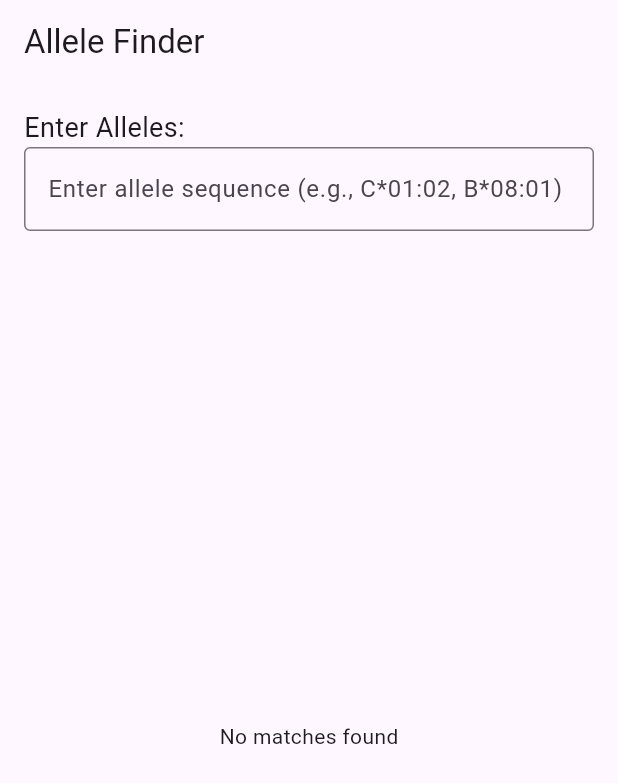
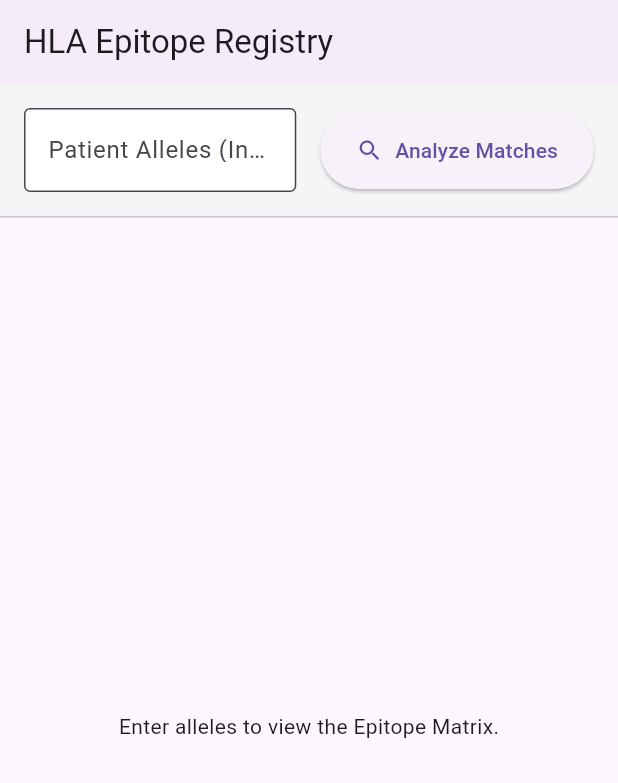
Before and after one commit to technoIogical/epitope-finder, a Flutter app: the screen it shows after launch, on a phone screen of 412 x 824 dp. Shown: the top 783 px of the screen. Run offline on Flutter 3.47's test engine with Material 3 defaults, Android fonts, the phone set to English and light mode, and no system bars.

Commit message:
Updated UI
works but laggy

```diff
--- a/epitope_frontend/lib/main.dart
+++ b/epitope_frontend/lib/main.dart
@@ -10,82 +10,94 @@ class MyApp extends StatelessWidget {
   @override
   Widget build(BuildContext context) {
     return MaterialApp(
-      title: 'Allele Finder',
+      title: 'Epitope Matcher',
+      debugShowCheckedModeBanner: false,
       theme: ThemeData(
         primarySwatch: Colors.blue,
+        useMaterial3: true,
       ),
-      home: AlleleFinderPage(),
+      home: EpitopeMatrixPage(),
     );
   }
 }
 
-class AlleleFinderPage extends StatefulWidget {
+class EpitopeMatrixPage extends StatefulWidget {
   @override
-  _AlleleFinderPageState createState() => _AlleleFinderPageState();
+  _EpitopeMatrixPageState createState() => _EpitopeMatrixPageState();
 }
 
-class _AlleleFinderPageState extends State<AlleleFinderPage> {
+class _EpitopeMatrixPageState extends State<EpitopeMatrixPage> {
   final TextEditingController _controller = TextEditingController();
-  List<Map<String, dynamic>> data = [];
-  bool isLoading = false;
-  String errorMessage = '';
+  List<Map<String, dynamic>> _epitopeResults = [];
+  Set<String> _dynamicAlleleColumns = {}; // Stores all unique alleles to display as columns
+  bool _isLoading = false;
+  String _errorMessage = '';
 
-  // URL for the API (make it dynamic if needed for environments)
+  // Ensure this matches your deployed Cloud Function URL
   final String apiUrl = 'https://epitope-server-998762220496.europe-west1.run.app';
 
-  // Function to fetch data from the backend
   Future<void> fetchData(String inputAlleles) async {
     setState(() {
-      isLoading = true;
-      errorMessage = '';  // Reset any previous error messages
+      _isLoading = true;
+      _errorMessage = '';
+      _epitopeResults = [];
+      _dynamicAlleleColumns = {};
     });
 
     if (inputAlleles.isEmpty) {
       setState(() {
-        errorMessage = 'Please enter allele sequence.';
-        isLoading = false;
-      });
-      return;
-    }
-
-    // Validate the input format (comma-separated alleles with optional spaces after commas)
-    RegExp regExp = RegExp(r'^[A-Za-z0-9]+\*[\d]+:[\d]+(\s*,\s*[A-Za-z0-9]+\*[\d]+:[\d]+)*$');
-    if (!regExp.hasMatch(inputAlleles)) {
-      setState(() {
-        errorMessage = 'Invalid format. Please use comma-separated alleles (e.g., C*01:02, B*08:01).';
-        isLoading = false;
+        _errorMessage = 'Please enter an allele sequence.';
+        _isLoading = false;
       });
       return;
     }
 
     try {
-      // Send POST request to your backend API
+      final List<String> parsedInput = inputAlleles.split(',')
+          .map((e) => e.trim())
+          .where((e) => e.isNotEmpty)
+          .toList();
+
       final response = await http.post(
         Uri.parse(apiUrl),
         headers: {'Content-Type': 'application/json'},
-        body: jsonEncode({'input_alleles': inputAlleles.split(',').map((allele) => allele.trim()).toList()}),  // Split input alleles by comma and trim spaces
+        body: jsonEncode({'input_alleles': parsedInput}),
       );
 
       if (response.statusCode == 200) {
-        // If the response is successful, parse the JSON data
         final List<dynamic> rows = jsonDecode(response.body);
+
+        // 1. Process Data
+        List<Map<String, dynamic>> processedRows = rows.map((e) => e as Map<String, dynamic>).toList();
+
+        // 2. Build the Column List (Matrix Header)
+        // We want columns for: All User Inputs + Any "Missing Required" alleles found in the results
+        Set<String> columnSet = Set.from(parsedInput);
+
+        for (var row in processedRows) {
+          final missing = List<String>.from(row['Missing Required Alleles'] ?? []);
+          columnSet.addAll(missing);
+        }
+
+        // Sort columns alphabetically for cleaner reading
+        List<String> sortedColumns = columnSet.toList()..sort();
+
         setState(() {
-          data = rows.map((e) => e as Map<String, dynamic>).toList();
+          _epitopeResults = processedRows;
+          _dynamicAlleleColumns = sortedColumns.toSet();
         });
       } else {
-        // If the response is not successful, show an error message
         setState(() {
-          errorMessage = 'Failed to load data. Status Code: ${response.statusCode}. Please try again later.';
+          _errorMessage = 'Server Error: ${response.statusCode}';
         });
       }
     } catch (e) {
-      // If there's any error during the request
       setState(() {
-        errorMessage = 'An error occurred: $e';
+        _errorMessage = 'Connection Error: $e';
       });
     } finally {
       setState(() {
-        isLoading = false;  // Stop loading indicator
+        _isLoading = false;
       });
     }
   }
@@ -93,54 +105,145 @@ class _AlleleFinderPageState extends State<AlleleFinderPage> {
   @override
   Widget build(BuildContext context) {
     return Scaffold(
-      appBar: AppBar(title: Text('Allele Finder')),
-      body: Padding(
-        padding: const EdgeInsets.all(16.0),
-        child: Column(
-          crossAxisAlignment: CrossAxisAlignment.start,
+      appBar: AppBar(
+        title: Text('HLA Epitope Registry'),
+        elevation: 2,
+      ),
+      body: Column(
         children: [
-            Text('Enter Alleles:', style: TextStyle(fontSize: 18)),
-            TextField(
+          // --- Search Section ---
+          Container(
+            padding: EdgeInsets.all(16.0),
+            color: Colors.grey[100],
+            child: Row(
+              children: [
+                Expanded(
+                  child: TextField(
                     controller: _controller,
                     decoration: InputDecoration(
-                hintText: 'Enter allele sequence (e.g., C*01:02, B*08:01)',
+                      labelText: 'Patient Alleles (Input)',
+                      hintText: 'e.g., A*01:01, B*08:01, DRB1*15:01',
                       border: OutlineInputBorder(),
-                errorText: errorMessage.isEmpty ? null : errorMessage, // Display error message if any
+                      filled: true,
+                      fillColor: Colors.white,
                     ),
-              onSubmitted: (input) {
-                // When the user submits the input, call fetchData
-                fetchData(input);
-              },
                   ),
-            SizedBox(height: 20),
-            isLoading
-                ? Center(child: CircularProgressIndicator())  // Show loading indicator
-                : errorMessage.isNotEmpty
-                    ? Center(child: Text(errorMessage, style: TextStyle(color: Colors.red)))  // Show error message
-                    : Expanded(
-                        child: data.isEmpty
-                            ? Center(child: Text('No matches found'))  // Show when no data found
-                            : ListView.builder(
-                                itemCount: data.length,
-                                itemBuilder: (context, index) {
-                                  var result = data[index];
-                                  return Card(
-                                    margin: EdgeInsets.symmetric(vertical: 8.0),
-                                    child: ListTile(
-                                      title: Text('Epitope: ${result['Epitope Name']}'),
-                                      subtitle: Text(
-                                          'Locus: ${result['Locus']}\n'
-                                          'Positive Matches: ${result['Positive Matches'].join(', ')}\n'
-                                          'Missing Alleles: ${result['Missing Required Alleles'].join(', ')}',
-                                          style: TextStyle(fontSize: 14)),
                 ),
-                                  );
-                                },
+                SizedBox(width: 16),
+                ElevatedButton.icon(
+                  onPressed: () => fetchData(_controller.text),
+                  icon: Icon(Icons.search),
+                  label: Text('Analyze Matches'),
+                  style: ElevatedButton.styleFrom(
+                    padding: EdgeInsets.symmetric(horizontal: 24, vertical: 16),
                   ),
                 ),
               ],
             ),
           ),
+
+          // --- Legend Section ---
+          if (_epitopeResults.isNotEmpty)
+            Padding(
+              padding: const EdgeInsets.symmetric(horizontal: 16.0, vertical: 8.0),
+              child: Row(
+                children: [
+                  _buildLegendItem(Colors.green.shade400, "Positive Match"),
+                  SizedBox(width: 16),
+                  _buildLegendItem(Colors.red.shade400, "Missing Required (Negative)"),
+                  SizedBox(width: 16),
+                  _buildLegendItem(Colors.grey.shade300, "Not Relevant"),
+                ],
+              ),
+            ),
+
+          Divider(height: 1),
+
+          // --- Matrix Result Section ---
+          Expanded(
+            child: _isLoading
+                ? Center(child: CircularProgressIndicator())
+                : _errorMessage.isNotEmpty
+                    ? Center(child: Text(_errorMessage, style: TextStyle(color: Colors.red)))
+                    : _epitopeResults.isEmpty
+                        ? Center(child: Text('Enter alleles to view the Epitope Matrix.'))
+                        : _buildMatrixTable(),
+          ),
+        ],
+      ),
+    );
+  }
+
+  Widget _buildLegendItem(Color color, String text) {
+    return Row(
+      children: [
+        Container(width: 16, height: 16, color: color),
+        SizedBox(width: 4),
+        Text(text, style: TextStyle(fontSize: 12)),
+      ],
+    );
+  }
+
+  Widget _buildMatrixTable() {
+    // Convert Set to List for indexed access
+    final List<String> columnList = _dynamicAlleleColumns.toList();
+
+    return SingleChildScrollView(
+      scrollDirection: Axis.vertical,
+      child: SingleChildScrollView(
+        scrollDirection: Axis.horizontal,
+        child: DataTable(
+          headingRowColor: MaterialStateProperty.all(Colors.grey[200]),
+          columnSpacing: 20,
+          border: TableBorder.all(color: Colors.grey.shade300),
+
+          columns: [
+            DataColumn(label: Text('Epitope', style: TextStyle(fontWeight: FontWeight.bold))),
+            DataColumn(label: Text('Pos (+)', style: TextStyle(fontWeight: FontWeight.bold, color: Colors.green))),
+            DataColumn(label: Text('Neg (-)', style: TextStyle(fontWeight: FontWeight.bold, color: Colors.red))),
+            // Dynamic Columns for Alleles
+            ...columnList.map((allele) => DataColumn(
+                  label: RotatedBox(
+                    quarterTurns: 0, // You can change to 3 if columns get too wide
+                    child: Text(allele, style: TextStyle(fontWeight: FontWeight.bold)),
+                  ),
+                )),
+          ],
+
+          rows: _epitopeResults.map((row) {
+            final positiveMatches = Set<String>.from(row['Positive Matches'] ?? []);
+            final missingRequired = Set<String>.from(row['Missing Required Alleles'] ?? []);
+
+            return DataRow(cells: [
+              // Fixed Info Columns
+              DataCell(Text(row['Epitope Name'] ?? 'Unknown', style: TextStyle(fontWeight: FontWeight.bold))),
+              DataCell(Text(row['Number of Positive Matches'].toString())),
+              DataCell(Text(row['Number of Missing Required Alleles'].toString())),
+
+              // Dynamic Allele Matrix Cells
+              ...columnList.map((allele) {
+                Color? cellColor;
+
+                if (positiveMatches.contains(allele)) {
+                  cellColor = Colors.green.shade400;
+                } else if (missingRequired.contains(allele)) {
+                  cellColor = Colors.red.shade400;
+                } else {
+                  cellColor = Colors.grey.shade100;
+                }
+
+                return DataCell(
+                  Container(
+                    width: double.infinity,
+                    height: double.infinity,
+                    color: cellColor,
+                  ),
+                );
+              }),
+            ]);
+          }).toList(),
+        ),
+      ),
     );
   }
 }
```
Lines whose indentation alone changed are shown as unchanged.
